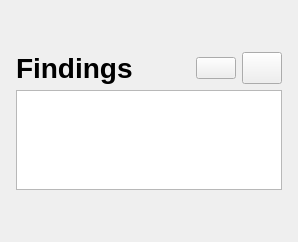
First picture: the form in SlicerPIRADS/Resources/UI/FindingsWidget.ui, repository QIICR/SlicerPIRADS, before the edit.
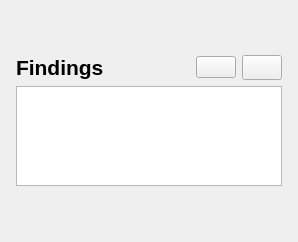
Second picture: the form after the edit. Icons and pictures are not drawn.

```diff
--- a/SlicerPIRADS/Resources/UI/FindingsWidget.ui
+++ b/SlicerPIRADS/Resources/UI/FindingsWidget.ui
@@ -73,7 +73,7 @@
        </property>
        <property name="font">
         <font>
-         <pointsize>21</pointsize>
+         <pointsize>16</pointsize>
          <weight>75</weight>
          <bold>true</bold>
         </font>
```
Left out of the diff: 2 changed lines with no effect on the pictures.
